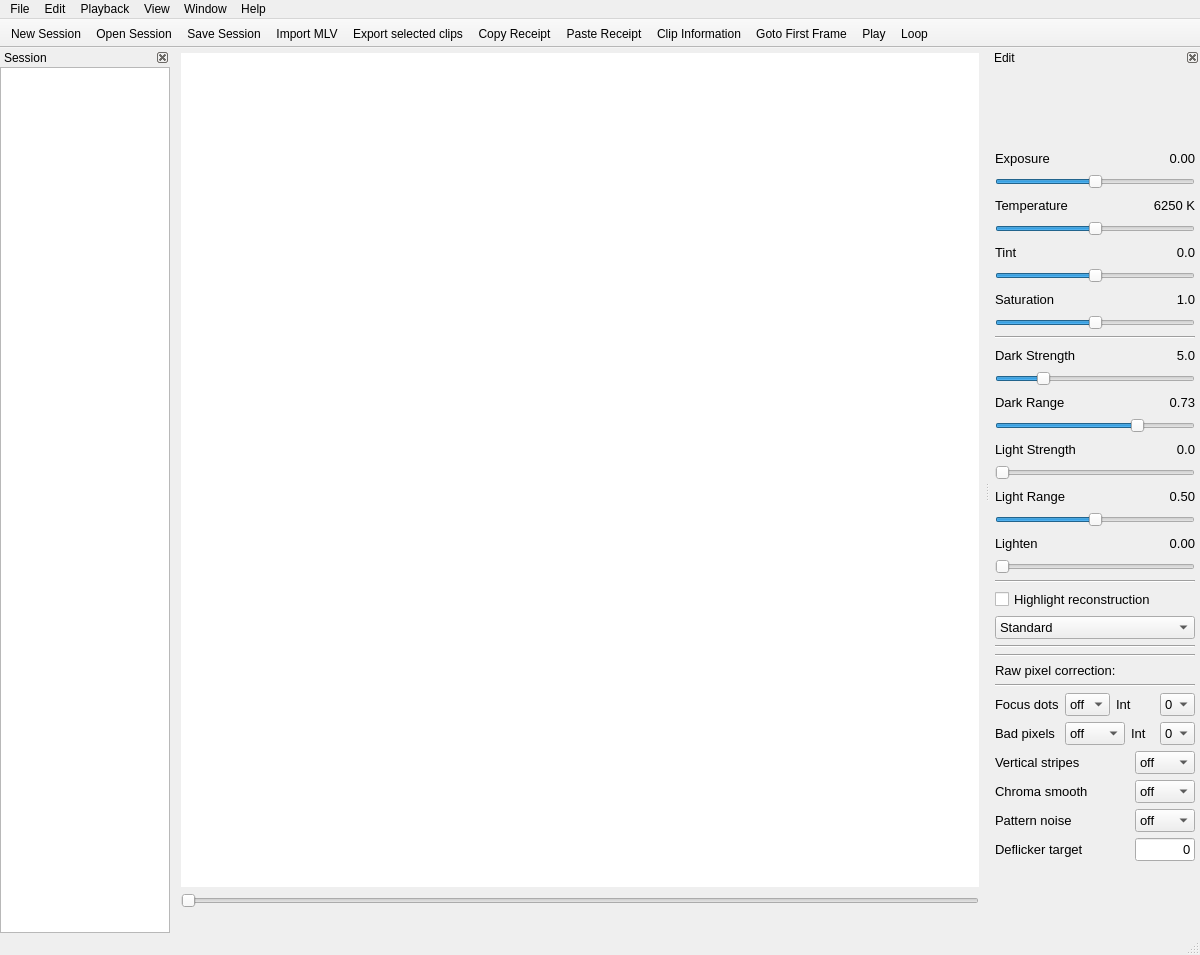
Before: the Qt Designer form platform/qt/MainWindow.ui in ilia3101/MLV-App, drawn with Qt 5.
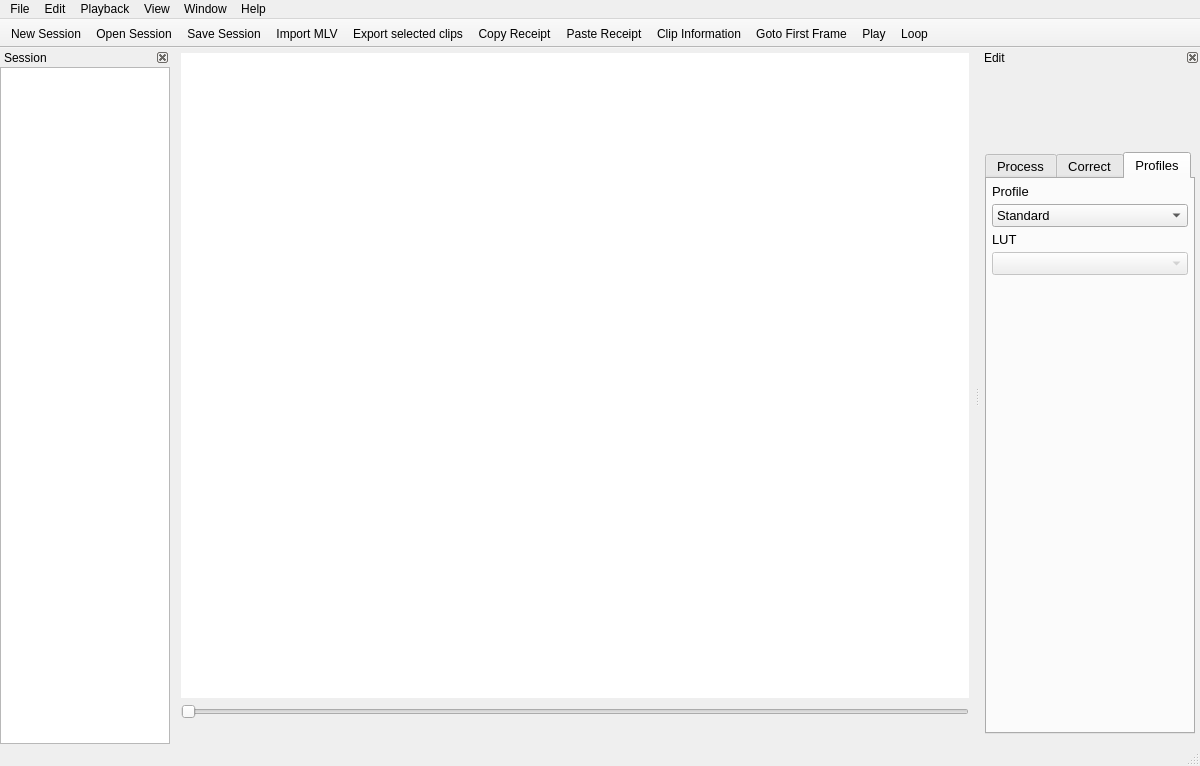
After: the same form once the commit is applied. The open tabs and pages were chosen to show the change. Icons and pictures are not drawn. Custom widgets are drawn as their Qt base class.

Commit message: added GUI widgets for low level raw processing

```diff
--- a/platform/qt/MainWindow.ui
+++ b/platform/qt/MainWindow.ui
@@ -7,7 +7,7 @@
     <x>0</x>
     <y>0</y>
     <width>1200</width>
-    <height>955</height>
+    <height>766</height>
    </rect>
   </property>
   <property name="sizePolicy">
@@ -241,7 +241,7 @@
     <number>2</number>
    </attribute>
    <widget class="QWidget" name="dockWidgetContents">
-    <layout class="QFormLayout" name="formLayout">
+    <layout class="QVBoxLayout" name="verticalLayout_5">
      <property name="leftMargin">
       <number>5</number>
      </property>
@@ -254,8 +254,11 @@
      <property name="bottomMargin">
       <number>10</number>
      </property>
-     <item row="0" column="0">
+     <item>
       <layout class="QVBoxLayout" name="verticalLayout_2">
+       <property name="spacing">
+        <number>10</number>
+       </property>
        <item>
         <widget class="QLabel" name="labelHistogram">
          <property name="minimumSize">
@@ -288,6 +291,42 @@
         </widget>
        </item>
        <item>
+        <widget class="QTabWidget" name="tabWidgetEdit">
+         <property name="maximumSize">
+          <size>
+           <width>210</width>
+           <height>16777215</height>
+          </size>
+         </property>
+         <property name="font">
+          <font>
+           <pointsize>10</pointsize>
+          </font>
+         </property>
+         <property name="currentIndex">
+          <number>1</number>
+         </property>
+         <widget class="QWidget" name="tabProcessing">
+          <attribute name="title">
+           <string>Process</string>
+          </attribute>
+          <layout class="QVBoxLayout" name="verticalLayout_3">
+           <property name="spacing">
+            <number>5</number>
+           </property>
+           <property name="leftMargin">
+            <number>5</number>
+           </property>
+           <property name="topMargin">
+            <number>5</number>
+           </property>
+           <property name="rightMargin">
+            <number>5</number>
+           </property>
+           <property name="bottomMargin">
+            <number>5</number>
+           </property>
+           <item>
         <layout class="QHBoxLayout" name="horizontalLayout">
          <item>
           <widget class="QLabel" name="label">
@@ -624,7 +663,7 @@
         </widget>
        </item>
        <item>
-        <widget class="Line" name="line">
+            <widget class="Line" name="line_2">
          <property name="orientation">
           <enum>Qt::Horizontal</enum>
          </property>
@@ -1030,13 +1069,7 @@
         </widget>
        </item>
        <item>
-        <widget class="Line" name="line_2">
-         <property name="frameShadow">
-          <enum>QFrame::Sunken</enum>
-         </property>
-         <property name="lineWidth">
-          <number>1</number>
-         </property>
+            <widget class="Line" name="line">
          <property name="orientation">
           <enum>Qt::Horizontal</enum>
          </property>
@@ -1055,86 +1088,40 @@
         </widget>
        </item>
        <item>
-        <widget class="QComboBox" name="comboBoxProfile">
-         <property name="font">
-          <font>
-           <pointsize>10</pointsize>
-          </font>
-         </property>
-         <property name="currentText">
-          <string>Standard</string>
-         </property>
-         <item>
-          <property name="text">
-           <string>Standard</string>
-          </property>
-         </item>
-         <item>
-          <property name="text">
-           <string>Tonemapped</string>
-          </property>
-         </item>
-         <item>
-          <property name="text">
-           <string>Alexa Log-C</string>
-          </property>
-         </item>
-         <item>
-          <property name="text">
-           <string>Cineon Log</string>
-          </property>
-         </item>
-         <item>
-          <property name="text">
-           <string>Sony S-Log3</string>
-          </property>
-         </item>
-         <item>
-          <property name="text">
-           <string>Linear</string>
-          </property>
-         </item>
-        </widget>
-       </item>
-       <item>
-        <widget class="Line" name="line_3">
-         <property name="lineWidth">
-          <number>1</number>
-         </property>
-         <property name="orientation">
-          <enum>Qt::Horizontal</enum>
-         </property>
-        </widget>
-       </item>
-       <item>
-        <widget class="Line" name="line_4">
-         <property name="orientation">
-          <enum>Qt::Horizontal</enum>
-         </property>
-        </widget>
-       </item>
-       <item>
-        <widget class="QLabel" name="RawPixelCorrectionLabel">
-         <property name="font">
-          <font>
-           <pointsize>10</pointsize>
-          </font>
-         </property>
-         <property name="text">
-          <string>Raw pixel correction:</string>
-         </property>
-         <property name="textFormat">
-          <enum>Qt::PlainText</enum>
-         </property>
-        </widget>
-       </item>
-       <item>
-        <widget class="Line" name="line_5">
-         <property name="orientation">
-          <enum>Qt::Horizontal</enum>
-         </property>
-        </widget>
-       </item>
+            <spacer name="verticalSpacer">
+             <property name="orientation">
+              <enum>Qt::Vertical</enum>
+             </property>
+             <property name="sizeHint" stdset="0">
+              <size>
+               <width>20</width>
+               <height>40</height>
+              </size>
+             </property>
+            </spacer>
+           </item>
+          </layout>
+         </widget>
+         <widget class="QWidget" name="tabCorrection">
+          <attribute name="title">
+           <string>Correct</string>
+          </attribute>
+          <layout class="QVBoxLayout" name="verticalLayout_4">
+           <property name="spacing">
+            <number>5</number>
+           </property>
+           <property name="leftMargin">
+            <number>5</number>
+           </property>
+           <property name="topMargin">
+            <number>5</number>
+           </property>
+           <property name="rightMargin">
+            <number>5</number>
+           </property>
+           <property name="bottomMargin">
+            <number>5</number>
+           </property>
        <item>
         <layout class="QHBoxLayout" name="horizontalLayout_13">
          <property name="bottomMargin">
@@ -1193,7 +1180,7 @@
           <widget class="QComboBox" name="FocusPixelsInterpolationMethodComboBox">
            <property name="maximumSize">
             <size>
-             <width>35</width>
+                 <width>45</width>
              <height>16777215</height>
             </size>
            </property>
@@ -1279,7 +1266,7 @@
           <widget class="QComboBox" name="BadPixelsInterpolationMethodComboBox">
            <property name="maximumSize">
             <size>
-             <width>35</width>
+                 <width>45</width>
              <height>16777215</height>
             </size>
            </property>
@@ -1302,55 +1289,6 @@
          </item>
         </layout>
        </item>
-       <item>
-        <layout class="QHBoxLayout" name="horizontalLayout_11">
-         <property name="bottomMargin">
-          <number>0</number>
-         </property>
-         <item>
-          <widget class="QLabel" name="VerticalStripesLabel">
-           <property name="font">
-            <font>
-             <pointsize>10</pointsize>
-            </font>
-           </property>
-           <property name="text">
-            <string>Vertical stripes</string>
-           </property>
-          </widget>
-         </item>
-         <item>
-          <widget class="QComboBox" name="VerticalStripesSwitchComboBox">
-           <property name="maximumSize">
-            <size>
-             <width>60</width>
-             <height>16777215</height>
-            </size>
-           </property>
-           <property name="font">
-            <font>
-             <pointsize>10</pointsize>
-            </font>
-           </property>
-           <item>
-            <property name="text">
-             <string>off</string>
-            </property>
-           </item>
-           <item>
-            <property name="text">
-             <string>on</string>
-            </property>
-           </item>
-           <item>
-            <property name="text">
-             <string>force</string>
-            </property>
-           </item>
-          </widget>
-         </item>
-        </layout>
-       </item>
        <item>
         <layout class="QHBoxLayout" name="horizontalLayout_16">
          <property name="bottomMargin">
@@ -1449,6 +1387,55 @@
          </item>
         </layout>
        </item>
+           <item>
+            <layout class="QHBoxLayout" name="horizontalLayout_11">
+             <property name="bottomMargin">
+              <number>0</number>
+             </property>
+             <item>
+              <widget class="QLabel" name="VerticalStripesLabel">
+               <property name="font">
+                <font>
+                 <pointsize>10</pointsize>
+                </font>
+               </property>
+               <property name="text">
+                <string>Vertical stripes</string>
+               </property>
+              </widget>
+             </item>
+             <item>
+              <widget class="QComboBox" name="comboBoxVerticalStripesSwitch">
+               <property name="maximumSize">
+                <size>
+                 <width>60</width>
+                 <height>16777215</height>
+                </size>
+               </property>
+               <property name="font">
+                <font>
+                 <pointsize>10</pointsize>
+                </font>
+               </property>
+               <item>
+                <property name="text">
+                 <string>off</string>
+                </property>
+               </item>
+               <item>
+                <property name="text">
+                 <string>on</string>
+                </property>
+               </item>
+               <item>
+                <property name="text">
+                 <string>force</string>
+                </property>
+               </item>
+              </widget>
+             </item>
+            </layout>
+           </item>
        <item>
         <layout class="QHBoxLayout" name="horizontalLayout_18">
          <property name="bottomMargin">
@@ -1467,21 +1454,13 @@
           </widget>
          </item>
          <item>
-          <widget class="QLineEdit" name="DeflickerTargerValue">
+              <widget class="QSpinBox" name="spinBoxDeflickerTarget">
            <property name="maximumSize">
             <size>
              <width>60</width>
              <height>16777215</height>
             </size>
            </property>
-           <property name="font">
-            <font>
-             <pointsize>10</pointsize>
-            </font>
-           </property>
-           <property name="text">
-            <string>0</string>
-           </property>
            <property name="alignment">
             <set>Qt::AlignRight|Qt::AlignTrailing|Qt::AlignVCenter</set>
            </property>
@@ -1503,6 +1482,119 @@
         </spacer>
        </item>
       </layout>
+          <zorder>verticalSpacer_2</zorder>
+         </widget>
+         <widget class="QWidget" name="tabProfiles">
+          <attribute name="title">
+           <string>Profiles</string>
+          </attribute>
+          <layout class="QVBoxLayout" name="verticalLayout_6">
+           <property name="spacing">
+            <number>5</number>
+           </property>
+           <property name="leftMargin">
+            <number>5</number>
+           </property>
+           <property name="topMargin">
+            <number>5</number>
+           </property>
+           <property name="rightMargin">
+            <number>5</number>
+           </property>
+           <property name="bottomMargin">
+            <number>5</number>
+           </property>
+           <item>
+            <widget class="QLabel" name="label_10">
+             <property name="font">
+              <font>
+               <pointsize>10</pointsize>
+              </font>
+             </property>
+             <property name="text">
+              <string>Profile</string>
+             </property>
+            </widget>
+           </item>
+           <item>
+            <widget class="QComboBox" name="comboBoxProfile">
+             <property name="font">
+              <font>
+               <pointsize>10</pointsize>
+              </font>
+             </property>
+             <property name="currentText">
+              <string>Standard</string>
+             </property>
+             <item>
+              <property name="text">
+               <string>Standard</string>
+              </property>
+             </item>
+             <item>
+              <property name="text">
+               <string>Tonemapped</string>
+              </property>
+             </item>
+             <item>
+              <property name="text">
+               <string>Alexa Log-C</string>
+              </property>
+             </item>
+             <item>
+              <property name="text">
+               <string>Cineon Log</string>
+              </property>
+             </item>
+             <item>
+              <property name="text">
+               <string>Sony S-Log3</string>
+              </property>
+             </item>
+             <item>
+              <property name="text">
+               <string>Linear</string>
+              </property>
+             </item>
+            </widget>
+           </item>
+           <item>
+            <widget class="QLabel" name="label_11">
+             <property name="font">
+              <font>
+               <pointsize>10</pointsize>
+              </font>
+             </property>
+             <property name="text">
+              <string>LUT</string>
+             </property>
+            </widget>
+           </item>
+           <item>
+            <widget class="QComboBox" name="comboBoxLut1">
+             <property name="enabled">
+              <bool>false</bool>
+             </property>
+            </widget>
+           </item>
+           <item>
+            <spacer name="verticalSpacer_3">
+             <property name="orientation">
+              <enum>Qt::Vertical</enum>
+             </property>
+             <property name="sizeHint" stdset="0">
+              <size>
+               <width>20</width>
+               <height>448</height>
+              </size>
+             </property>
+            </spacer>
+           </item>
+          </layout>
+         </widget>
+        </widget>
+       </item>
+      </layout>
      </item>
     </layout>
    </widget>
```
Left out of the diff: 26 changed lines with no effect on the pictures. Lines whose indentation alone changed are shown as unchanged.
